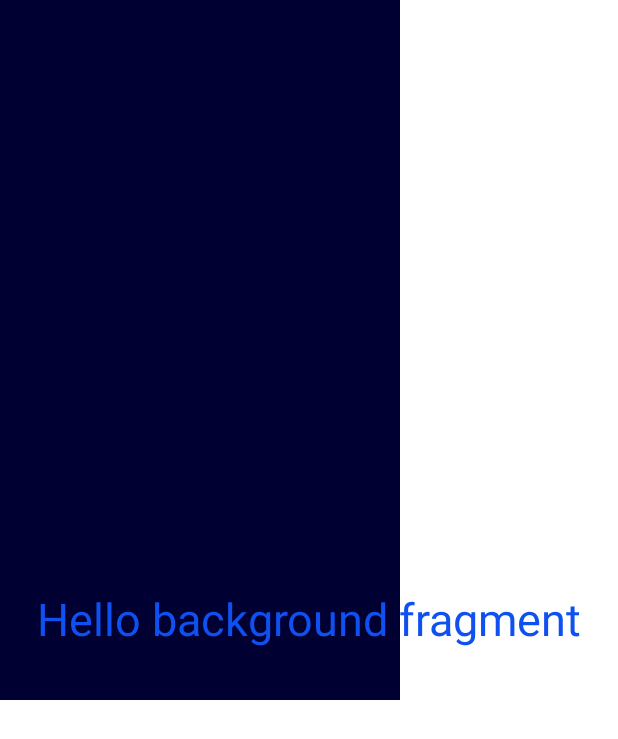
After one commit to Stahma2017/AppForTest, an Android app: the layout fragment_complex_background.xml on its own in the app's theme, with its tools: preview values and no code run, on a phone screen of 412 x 824 dp. The commit adds this screen. Shown: the top 739 px of the screen. Run offline under Robolectric (Android 15) with nearby library versions, the phone set to English and light mode, and no system bars.

Commit message:
background constraint if progress

```diff
--- a/app/src/main/java/com/stas/appfortest/DataHolder.kt
+++ b/app/src/main/java/com/stas/appfortest/DataHolder.kt
@@ -6,7 +6,8 @@ import com.stas.ui.main.SamplesAdapter
 object DataHolder {
   val samples = mutableListOf<SamplesAdapter.SampleItem>(
     SamplesAdapter.SampleItem("Simple Dialog", MainActivity.Screen.DIALOG_FRAGMENT),
-    SamplesAdapter.SampleItem("Coordinator", MainActivity.Screen.COORDINATOR)
+    SamplesAdapter.SampleItem("Coordinator", MainActivity.Screen.COORDINATOR),
+    SamplesAdapter.SampleItem("Complex Background", MainActivity.Screen.COMPLEX_BACKGROUND)
   )
 
   val coordinatorFragmentItems = mutableListOf<SamplesAdapter.SampleItem>(
--- /dev/null
+++ b/app/src/main/java/com/stas/ui/complexbackgroun/BackgroundConstraintLayout.kt
@@ -0,0 +1,37 @@
+package com.stas.ui.complexbackgroun
+
+import android.content.Context
+import android.graphics.Canvas
+import android.graphics.Paint
+import android.util.AttributeSet
+import android.util.Log
+import androidx.constraintlayout.widget.ConstraintLayout
+import androidx.core.content.ContextCompat
+import com.stas.appfortest.R
+
+class BackgroundConstraintLayout @JvmOverloads constructor(
+  context: Context,
+  attrs: AttributeSet? = null,
+  defStyleAttr: Int = 0
+) : ConstraintLayout(context, attrs, defStyleAttr) {
+
+  val paint = Paint();
+
+  init {
+    setWillNotDraw(false)
+    paint.isAntiAlias = true
+    paint.color = ContextCompat.getColor(context, R.color.movix_ocean);
+  }
+
+
+  override fun onMeasure(widthMeasureSpec: Int, heightMeasureSpec: Int) {
+    Log.d("TEST43", "onMeasure()")
+    super.onMeasure(widthMeasureSpec, heightMeasureSpec)
+  }
+
+  override fun onDraw(canvas: Canvas) {
+    Log.d("TEST43", "onDraw()")
+    canvas.drawRect(0f, 0f, 400f, 700f, paint)
+    super.onDraw(canvas)
+  }
+}
--- /dev/null
+++ b/app/src/main/res/layout/fragment_complex_background.xml
@@ -0,0 +1,19 @@
+<?xml version="1.0" encoding="utf-8"?>
+<com.stas.ui.complexbackgroun.BackgroundConstraintLayout xmlns:android="http://schemas.android.com/apk/res/android"
+    android:layout_width="match_parent"
+    android:layout_height="match_parent"
+    xmlns:app="http://schemas.android.com/apk/res-auto">
+
+    <TextView
+        android:id="@+id/text"
+        android:textSize="30sp"
+        app:layout_constraintStart_toStartOf="parent"
+        app:layout_constraintEnd_toEndOf="parent"
+        app:layout_constraintTop_toTopOf="parent"
+        app:layout_constraintBottom_toBottomOf="parent"
+        android:text="Hello background fragment"
+        android:textColor="@color/movix_blue"
+        android:layout_width="wrap_content"
+        android:layout_height="wrap_content"/>
+
+</com.stas.ui.complexbackgroun.BackgroundConstraintLayout>
```
Also changed, not shown: app/src/main/java/com/stas/ui/complexbackgroun/ComplexBackgroundFragment.kt (added, +20 -0 lines), app/src/main/java/com/stas/ui/main/MainActivity.kt (+12 -1 lines).
